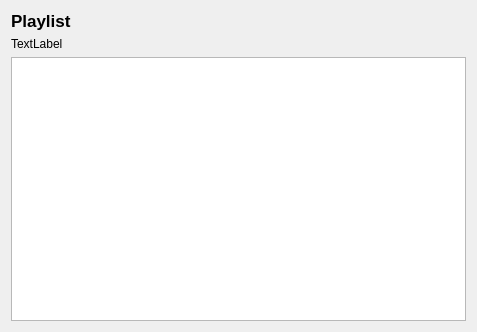
This is playlistview.ui in filipesant/QPlaylist as Qt 5 draws it before an edit. The edited form follows.
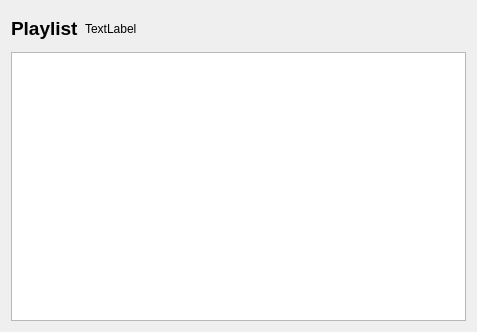
This is the edited form.

What changed in the file:
```diff
--- a/playlistview.ui
+++ b/playlistview.ui
@@ -15,12 +15,24 @@
   </property>
   <layout class="QGridLayout" name="gridLayout">
    <item row="0" column="0">
-    <layout class="QVBoxLayout" name="verticalLayout">
+    <layout class="QHBoxLayout" name="horizontalLayout">
      <item>
       <widget class="QLabel" name="label">
+       <property name="minimumSize">
+        <size>
+         <width>0</width>
+         <height>35</height>
+        </size>
+       </property>
+       <property name="maximumSize">
+        <size>
+         <width>16777215</width>
+         <height>35</height>
+        </size>
+       </property>
        <property name="font">
         <font>
-         <pointsize>13</pointsize>
+         <pointsize>14</pointsize>
          <weight>75</weight>
          <bold>true</bold>
         </font>
@@ -32,11 +44,39 @@
      </item>
      <item>
       <widget class="QLabel" name="labelPlaylistName">
+       <property name="minimumSize">
+        <size>
+         <width>0</width>
+         <height>0</height>
+        </size>
+       </property>
+       <property name="maximumSize">
+        <size>
+         <width>16777215</width>
+         <height>35</height>
+        </size>
+       </property>
        <property name="text">
         <string>TextLabel</string>
        </property>
+       <property name="alignment">
+        <set>Qt::AlignLeading|Qt::AlignLeft|Qt::AlignVCenter</set>
+       </property>
       </widget>
      </item>
+     <item>
+      <spacer name="horizontalSpacer">
+       <property name="orientation">
+        <enum>Qt::Horizontal</enum>
+       </property>
+       <property name="sizeHint" stdset="0">
+        <size>
+         <width>40</width>
+         <height>20</height>
+        </size>
+       </property>
+      </spacer>
+     </item>
     </layout>
    </item>
    <item row="1" column="0">
```
